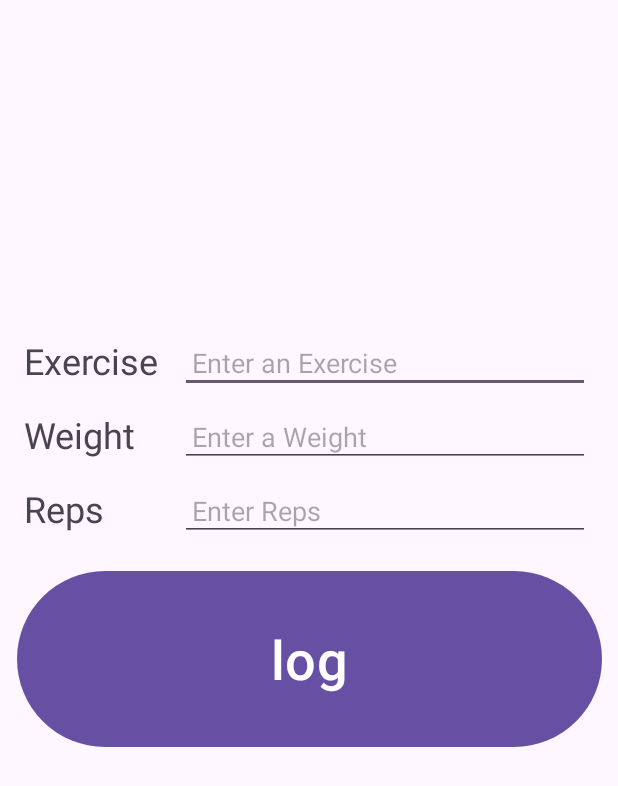
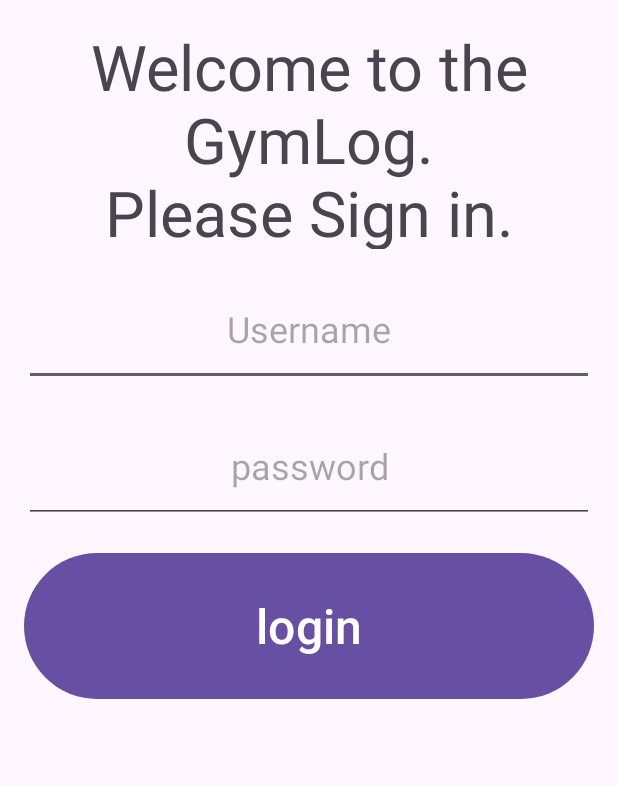
Before and after one commit to sncsumb/GymLog, an Android app: the screen it shows after launch (MainActivity before the commit, LoginActivity after it), on a phone screen of 412 x 824 dp. Shown: the top 786 px of the screen. Run offline under Robolectric (Android 15) with nearby library versions, the phone set to English and light mode, and no system bars; our stand-ins replace Room's generated code.

Commit message:
added a login screen and initial functionality to it

```diff
--- a/app/src/main/AndroidManifest.xml
+++ b/app/src/main/AndroidManifest.xml
@@ -12,6 +12,9 @@
         android:supportsRtl="true"
         android:theme="@style/Theme.GymLog">
         <activity
+            android:name=".LoginActivity"
+            android:exported="false" />
+        <activity
             android:name=".MainActivity"
             android:exported="true">
             <intent-filter>
--- /dev/null
+++ b/app/src/main/java/com/example/gymlog/LoginActivity.java
@@ -0,0 +1,35 @@
+package com.example.gymlog;
+
+import android.content.Context;
+import android.content.Intent;
+import android.os.Bundle;
+import android.view.View;
+
+import androidx.appcompat.app.AppCompatActivity;
+
+import com.example.gymlog.databinding.ActivityLoginBinding;
+
+
+public class LoginActivity extends AppCompatActivity {
+
+    private ActivityLoginBinding binding;
+
+    @Override
+    protected void onCreate(Bundle savedInstanceState) {
+        super.onCreate(savedInstanceState);
+        binding = ActivityLoginBinding.inflate(getLayoutInflater());
+        setContentView(binding.getRoot());
+
+        binding.loginButton.setOnClickListener(new View.OnClickListener() {
+            @Override
+            public void onClick(View v) {
+                Intent intent = MainActivity.mainActivityIntentFactory(getApplicationContext(), 0);
+                startActivity(intent);
+            }
+        });
+    }
+
+    static Intent loginIntentFactory(Context context) {
+        return new Intent(context, LoginActivity.class);
+    }
+}
--- a/app/src/main/java/com/example/gymlog/MainActivity.java
+++ b/app/src/main/java/com/example/gymlog/MainActivity.java
@@ -1,16 +1,12 @@
 package com.example.gymlog;
 
+import android.content.Context;
+import android.content.Intent;
 import android.os.Bundle;
 import android.text.method.ScrollingMovementMethod;
 import android.util.Log;
 import android.view.View;
-import android.widget.Toast;
-
-import androidx.activity.EdgeToEdge;
 import androidx.appcompat.app.AppCompatActivity;
-import androidx.core.graphics.Insets;
-import androidx.core.view.ViewCompat;
-import androidx.core.view.WindowInsetsCompat;
 
 import com.example.gymlog.database.GymLogRepository;
 import com.example.gymlog.database.entities.GymLog;
@@ -21,6 +17,7 @@ import java.util.Locale;
 
 public class MainActivity extends AppCompatActivity {
 
+    private static final String MAIN_ACTIVITY_USER_ID = "MAIN_ACTIVITY_USER_ID ";
     ActivityMainBinding binding;
     private GymLogRepository repository;
     public static final String TAG = "SN_GYMLOG";
@@ -36,6 +33,13 @@ public class MainActivity extends AppCompatActivity {
         super.onCreate(savedInstanceState);
         binding = ActivityMainBinding.inflate(getLayoutInflater());
         setContentView(binding.getRoot());
+
+        loginUser();
+
+        if(loggedInUserId == -1){
+            Intent intent = LoginActivity.loginIntentFactory((getApplicationContext()));
+            startActivity(intent);
+        }
 
         //get instance of repository, access to database
         repository = GymLogRepository.getRepository(getApplication());
@@ -62,6 +66,19 @@ public class MainActivity extends AppCompatActivity {
             }
         });
 
+    }
+
+    private void loginUser() {
+        loggedInUserId = getIntent().getIntExtra(MAIN_ACTIVITY_USER_ID, -1);
+    }
+
+    //take login information
+    //package private - can be package private because all of our activities are in the same package
+    //static because we never instantiate main activity (android does that for us)
+    static Intent mainActivityIntentFactory(Context context, int userId) {
+        Intent intent = new Intent(context, MainActivity.class); //use intent to start main activity
+        intent.putExtra(MAIN_ACTIVITY_USER_ID, userId);
+        return intent;
     }
 
     private void insertGymlogRecord() {
--- /dev/null
+++ b/app/src/main/res/layout/activity_login.xml
@@ -0,0 +1,61 @@
+<?xml version="1.0" encoding="utf-8"?>
+<androidx.constraintlayout.widget.ConstraintLayout xmlns:android="http://schemas.android.com/apk/res/android"
+    xmlns:app="http://schemas.android.com/apk/res-auto"
+    xmlns:tools="http://schemas.android.com/tools"
+    android:id="@+id/main"
+    android:layout_width="match_parent"
+    android:layout_height="match_parent"
+    tools:context=".LoginActivity">
+
+    <TextView
+        android:id="@+id/titleLoginTextView"
+        android:layout_width="match_parent"
+        android:layout_height="150dip"
+        android:layout_margin="16dip"
+        android:gravity="center"
+        android:text="@string/login_welcome"
+        android:textSize="42sp"
+        app:layout_constraintEnd_toEndOf="parent"
+        app:layout_constraintStart_toStartOf="parent"
+        app:layout_constraintTop_toTopOf="parent" />
+
+    <EditText
+        android:id="@+id/userNameLoginEditText"
+        android:layout_width="match_parent"
+        android:layout_height="75dp"
+        android:layout_margin="16dp"
+        android:autofillHints="Please enter username"
+        android:gravity="center"
+        android:hint="@string/username"
+        android:inputType="text"
+        android:textSize="24sp"
+        app:layout_constraintEnd_toEndOf="parent"
+        app:layout_constraintStart_toStartOf="parent"
+        app:layout_constraintTop_toBottomOf="@id/titleLoginTextView" />
+
+    <EditText
+        android:id="@+id/passwordLoginEditText"
+        android:layout_width="match_parent"
+        android:layout_height="75dp"
+        android:layout_margin="16dp"
+        android:autofillHints="Please enter username"
+        android:gravity="center"
+        android:hint="@string/password"
+        android:inputType="textPassword"
+        android:textSize="24sp"
+        app:layout_constraintEnd_toEndOf="parent"
+        app:layout_constraintStart_toStartOf="parent"
+        app:layout_constraintTop_toBottomOf="@id/userNameLoginEditText" />
+
+    <Button
+        android:id="@+id/loginButton"
+        android:layout_width="match_parent"
+        android:layout_height="105dp"
+        android:layout_margin="16dp"
+        android:text="@string/login"
+        android:textSize="32sp"
+        app:layout_constraintEnd_toEndOf="parent"
+        app:layout_constraintStart_toStartOf="parent"
+        app:layout_constraintTop_toBottomOf="@id/passwordLoginEditText" />
+
+</androidx.constraintlayout.widget.ConstraintLayout>
--- a/app/src/main/res/values/strings.xml
+++ b/app/src/main/res/values/strings.xml
@@ -8,4 +8,8 @@
     <string name="reps">Reps</string>
     <string name="log">log</string>
     <string name="nothing_to_shower_time_to_hit_the_gym">Nothing to shower, time to hit the gym!</string>
+    <string name="login_welcome">Welcome to the GymLog.\nPlease Sign in.</string>
+    <string name="username">Username</string>
+    <string name="password">password</string>
+    <string name="login">login</string>
 </resources>
```
